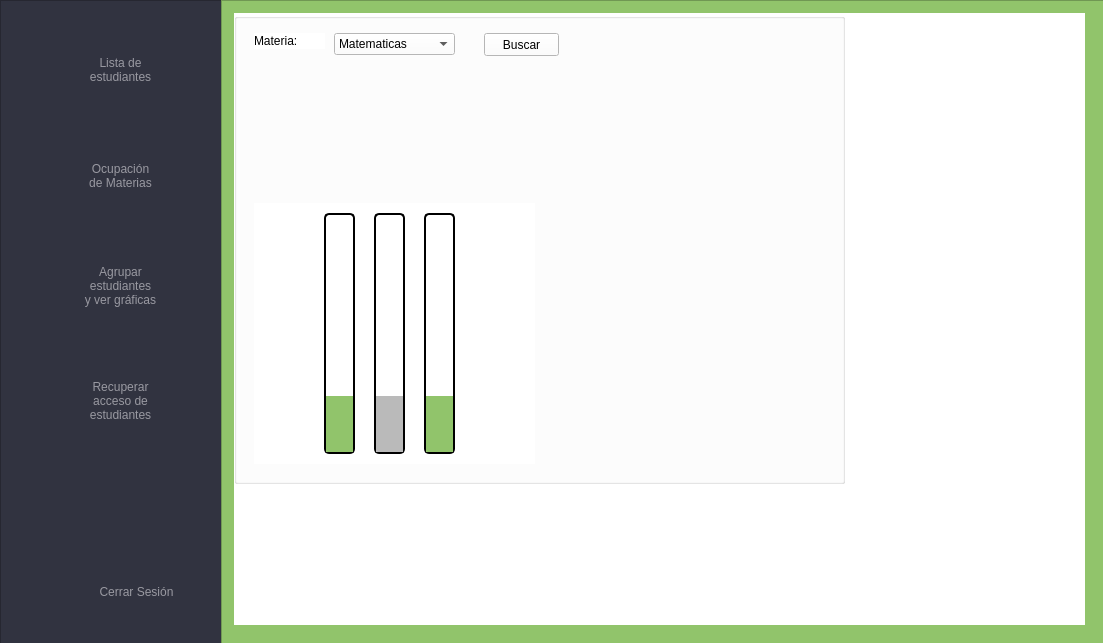
Before: the Qt Designer form FCC/mainwindow.ui in AlexAcoltzi/IS_2, drawn with Qt 5.
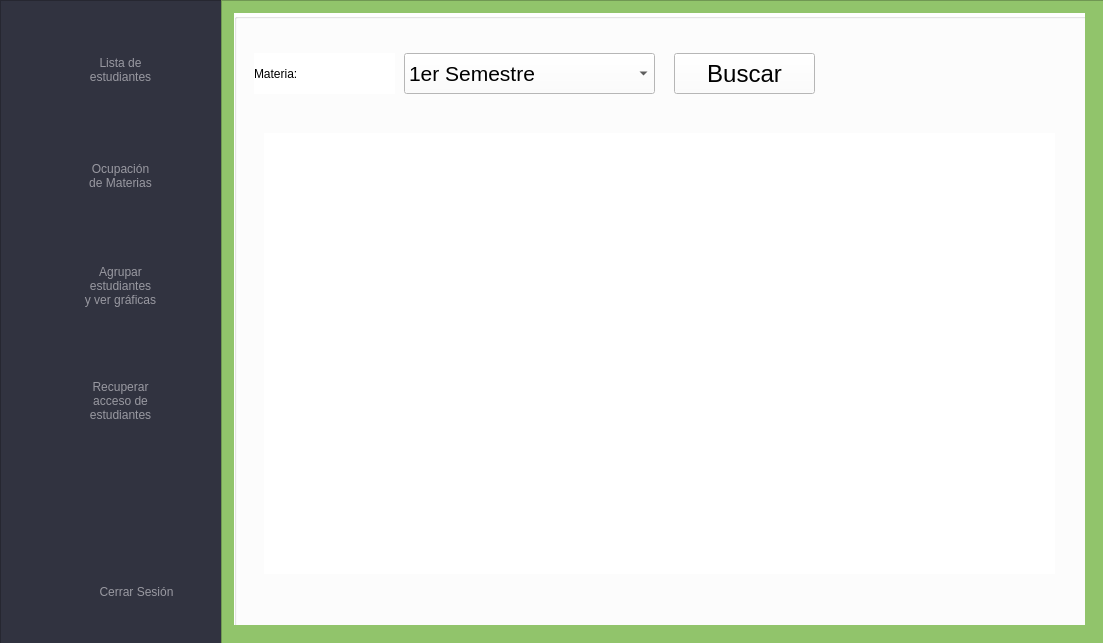
After: the same form once the commit is applied. The open tabs and pages were chosen to show the change. Icons and pictures are not drawn.

The edit to the form file:
```diff
--- a/FCC/mainwindow.ui
+++ b/FCC/mainwindow.ui
@@ -2321,8 +2321,8 @@
           <rect>
            <x>0</x>
            <y>0</y>
-           <width>611</width>
-           <height>471</height>
+           <width>861</width>
+           <height>621</height>
           </rect>
          </property>
          <property name="title">
@@ -2331,15 +2331,20 @@
          <widget class="QComboBox" name="comboBox">
           <property name="geometry">
            <rect>
-            <x>100</x>
-            <y>20</y>
-            <width>121</width>
-            <height>22</height>
+            <x>170</x>
+            <y>40</y>
+            <width>251</width>
+            <height>41</height>
            </rect>
           </property>
+          <property name="font">
+           <font>
+            <pointsize>16</pointsize>
+           </font>
+          </property>
           <item>
            <property name="text">
-            <string>Matematicas</string>
+            <string>1er Semestre</string>
            </property>
           </item>
           <item>
@@ -2357,9 +2362,9 @@
           <property name="geometry">
            <rect>
             <x>20</x>
-            <y>20</y>
-            <width>71</width>
-            <height>16</height>
+            <y>40</y>
+            <width>141</width>
+            <height>41</height>
            </rect>
           </property>
           <property name="styleSheet">
@@ -2372,124 +2377,31 @@
          <widget class="QPushButton" name="buscar">
           <property name="geometry">
            <rect>
-            <x>250</x>
-            <y>20</y>
-            <width>75</width>
-            <height>23</height>
+            <x>440</x>
+            <y>40</y>
+            <width>141</width>
+            <height>41</height>
            </rect>
           </property>
+          <property name="font">
+           <font>
+            <pointsize>18</pointsize>
+           </font>
+          </property>
           <property name="text">
            <string>Buscar</string>
           </property>
          </widget>
-         <widget class="QLabel" name="label_6">
+         <widget class="QFrame" name="horizontalFrame">
           <property name="geometry">
            <rect>
-            <x>20</x>
-            <y>190</y>
-            <width>281</width>
-            <height>261</height>
+            <x>30</x>
+            <y>120</y>
+            <width>791</width>
+            <height>441</height>
            </rect>
           </property>
-          <property name="styleSheet">
-           <string notr="true">border-image: url(:/Imagenes/Profesor/grafica.png);</string>
-          </property>
-          <property name="text">
-           <string/>
-          </property>
-         </widget>
-         <widget class="QProgressBar" name="progressBar">
-          <property name="geometry">
-           <rect>
-            <x>90</x>
-            <y>200</y>
-            <width>31</width>
-            <height>241</height>
-           </rect>
-          </property>
-          <property name="styleSheet">
-           <string notr="true">QProgressBar{
-	border: 2px solid black;
-	border-radius: 5px;
-	background-color: transparent;
-
-}
-
-QProgressBar::chunk {
-	background-color: rgb(145, 196, 107);
-}</string>
-          </property>
-          <property name="value">
-           <number>24</number>
-          </property>
-          <property name="orientation">
-           <enum>Qt::Vertical</enum>
-          </property>
-          <property name="format">
-           <string/>
-          </property>
-         </widget>
-         <widget class="QProgressBar" name="progressBar_2">
-          <property name="geometry">
-           <rect>
-            <x>140</x>
-            <y>200</y>
-            <width>31</width>
-            <height>241</height>
-           </rect>
-          </property>
-          <property name="styleSheet">
-           <string notr="true">QProgressBar{
-	border: 2px solid black;
-	border-radius: 5px;
-	background-color: transparent;
-
-}
-
-QProgressBar::chunk {
-	background-color: rgb(186, 186, 186)
-}</string>
-          </property>
-          <property name="value">
-           <number>24</number>
-          </property>
-          <property name="orientation">
-           <enum>Qt::Vertical</enum>
-          </property>
-          <property name="format">
-           <string/>
-          </property>
-         </widget>
-         <widget class="QProgressBar" name="progressBar_3">
-          <property name="geometry">
-           <rect>
-            <x>190</x>
-            <y>200</y>
-            <width>31</width>
-            <height>241</height>
-           </rect>
-          </property>
-          <property name="styleSheet">
-           <string notr="true">QProgressBar{
-	border: 2px solid black;
-	border-radius: 5px;
-	background-color: transparent;
-
-}
-
-QProgressBar::chunk {
-	background-color: rgb(145, 196, 107);
-}</string>
-          </property>
-          <property name="value">
-           <number>24</number>
-          </property>
-          <property name="orientation">
-           <enum>Qt::Vertical</enum>
-          </property>
-          <property name="format">
-           <string/>
-          </property>
+          <layout class="QHBoxLayout" name="horizontalLayout"/>
          </widget>
         </widget>
        </widget>
```
Left out of the diff: 43 changed lines with no effect on the pictures.
